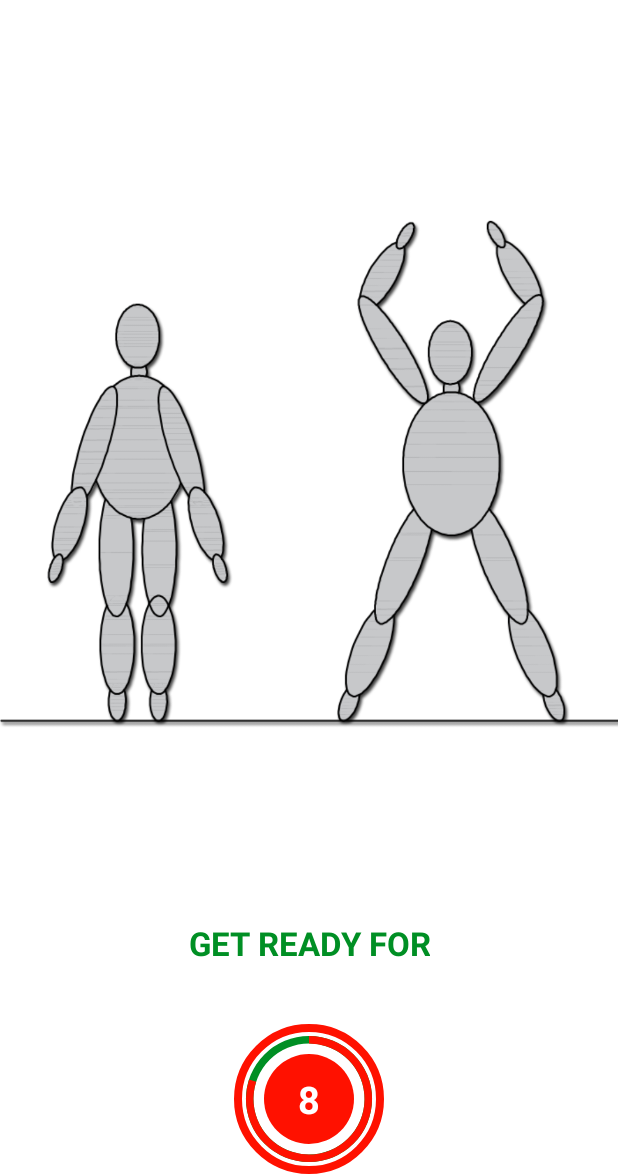
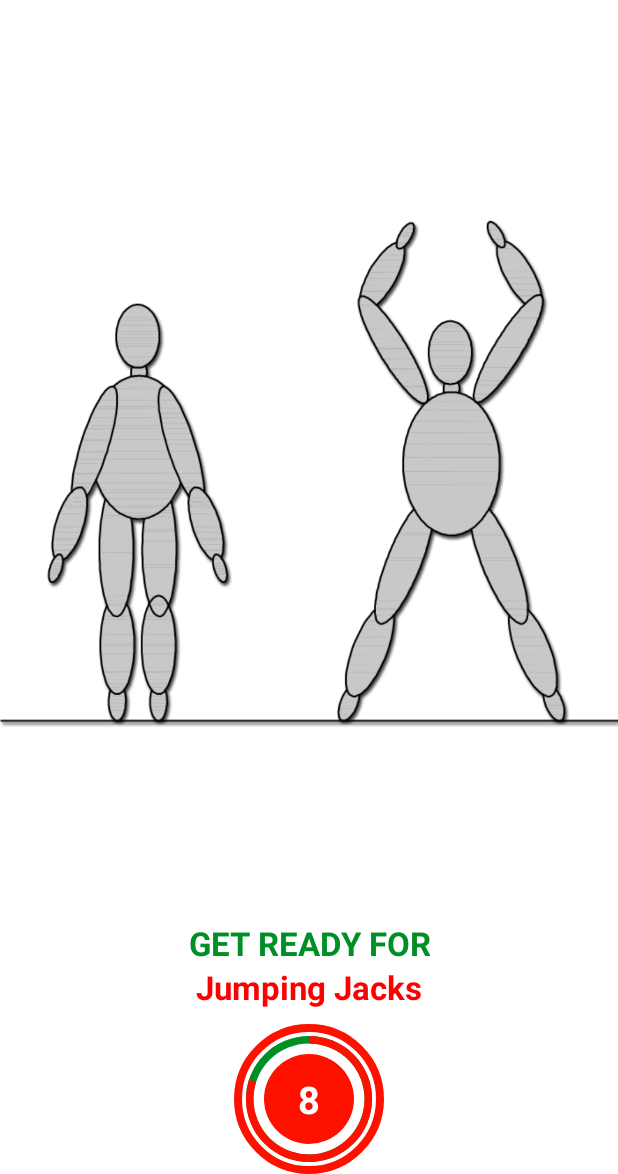
Before and after one commit to Sokre41/7min_workout_app, an Android app: the ExerciseActivity screen opened directly, with no data from a screen before it, on a phone screen of 412 x 824 dp, the part 62-1236 px from its top. Run offline under Robolectric (Android 15) with nearby library versions, the phone set to English and light mode, and no system bars.

Commit message:
refactor code

```diff
--- a/app/src/main/java/com/vjezba/a7minworkoutapp/ExerciseActivity.kt
+++ b/app/src/main/java/com/vjezba/a7minworkoutapp/ExerciseActivity.kt
@@ -34,25 +34,22 @@ class ExerciseActivity : AppCompatActivity() {
         if (supportActionBar != null){
             supportActionBar?.setDisplayHomeAsUpEnabled(true)
         }
-
         exerciseList = Constants.defaultExerciseList()
-
         binding?.toolbarExercise?.setNavigationOnClickListener {
             onBackPressed()
         }
-
         setUpRestView()
-
-
     }
 
     private fun setUpRestView(){
-        binding?.exerciseName?.setTextColor(Color.parseColor("red"))
+        binding?.apply {
+            exerciseName.setTextColor(Color.parseColor("red"))
+            exerciseName.text = exerciseList!![currentExercisePosition].getName()
+        }
 
         if (restTimer != null){
             restTimer?.cancel()
             restProgress = 0
-            binding?.groupExercise?.visibility = View.INVISIBLE
         }
         setRestProgressBar()
     }
@@ -67,16 +64,13 @@ class ExerciseActivity : AppCompatActivity() {
             exerciseTimer?.cancel()
             exerciseProgress = 0
         }
-
-
         setExerciseProgressBar()
     }
-
 
     private fun setRestProgressBar(){
         binding?.progressBarRest?.progress = restProgress
 
-        restTimer = object : CountDownTimer(10000, 1000){
+        restTimer = object : CountDownTimer(10*1000, 1000){
             override fun onTick(millisUntilFinished: Long) {
                 restProgress++
                 binding?.progressBarRest?.progress = 10 - restProgress
@@ -92,7 +86,7 @@ class ExerciseActivity : AppCompatActivity() {
     private fun setExerciseProgressBar(){
         binding?.progressBarExercise?.progress = exerciseProgress
 
-        exerciseTimer = object : CountDownTimer(30000, 1000){
+        exerciseTimer = object : CountDownTimer(30*1000, 1000){
             override fun onTick(millisUntilFinished: Long) {
                 exerciseProgress++
                 binding?.progressBarExercise?.progress = 30 - exerciseProgress
@@ -108,17 +102,14 @@ class ExerciseActivity : AppCompatActivity() {
 
     override fun onDestroy() {
         super.onDestroy()
-
         if (restTimer != null){
             restTimer?.cancel()
             restProgress = 0
         }
-
         if (exerciseTimer !=null){
             exerciseTimer?.cancel()
             exerciseProgress = 0
         }
-
         binding = null
     }
 }
```
